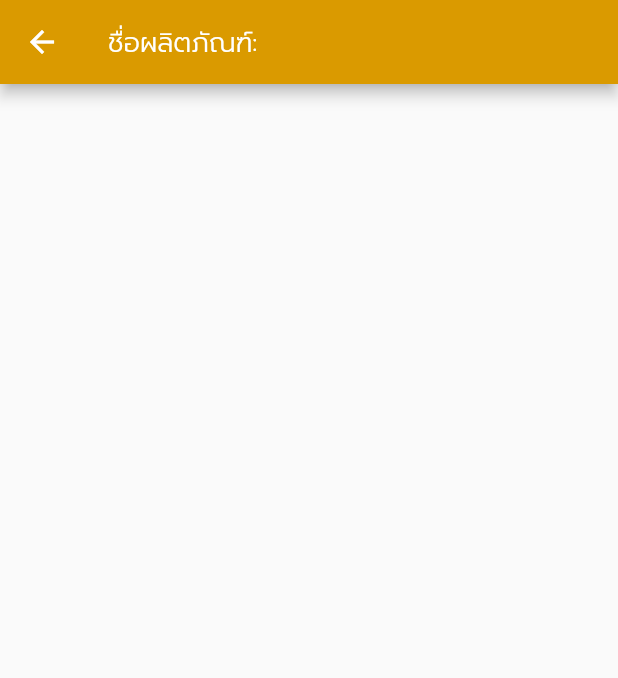
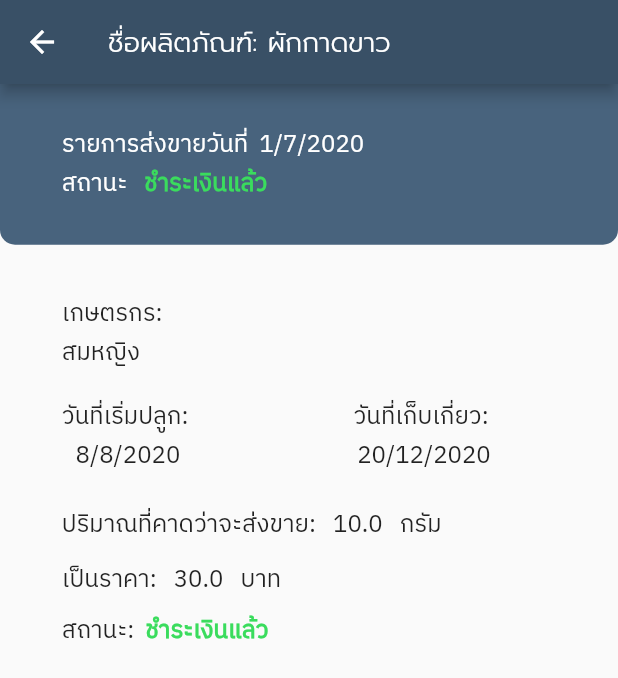
Before and after one commit to phoolego/pinto_admin_flutter, a Flutter app: the StatusWithFarmer screen opened by its route, on a phone screen of 412 x 824 dp. Shown: the top 678 px of the screen. Run offline on Flutter 3.47's test engine with Material 2 defaults, Android fonts, the phone set to English and light mode, and no system bars; our stand-ins replace dio, dropdown_search, flutter_secure_storage; accounts and stored records are empty.

Commit message:
[FEAT] add statusWithFarmer
- add checkStatus,colorStatus

```diff
--- a/lib/constant.dart
+++ b/lib/constant.dart
@@ -29,7 +29,7 @@ const kSubHeadingBoldTextStyle = TextStyle(
   fontWeight: FontWeight.bold
 );
 
-const kTextdetailGreyColor = TextStyle(
+const kTextDetailGreyColor = TextStyle(
     fontFamily: 'SansThai',
     fontSize: 14.0,
     color: mediumBlack
--- a/lib/screen/status_with_farmer.dart
+++ b/lib/screen/status_with_farmer.dart
@@ -1,30 +1,65 @@
 import 'package:flutter/material.dart';
 import 'package:pinto_admin_flutter/constant.dart';
 
-class StatusWithFarmer extends StatelessWidget {
+class StatusWithFarmer extends StatefulWidget {
+  @override
+  _StatusWithFarmerState createState() => _StatusWithFarmerState();
+}
 
-  String productName = '';
-  int status = 1;
+class _StatusWithFarmerState extends State<StatusWithFarmer> {
+  String productName = 'ผักกาดขาว';
+  int status = 3;
   String farmName = 'สมหญิง';
   String stDate = '8/8/2020';
   String edDate = '20/12/2020';
   double predictingToSale = 10;
-  double totalPrice = 30;
+  double totalPrice = 0;
   String unit = 'กรัม';
+  double pricePerUnit = 3;
+  String transportDate = '1/7/2020';
+  String strStatus = '';
 
-  String checkStatus(int status){
-    if(status==1){
-      return 'ยังไม่ได้รับผลิตภัณฑ์';
-    }else if(status==2){
-      return 'ส่งผลผลิตแล้ว';
-    }else if(status==3){
-      return 'ชำระเงินแล้ว';
-    }else{
+  String checkStatus(int status) {
+    if (status == 1) {
+      strStatus = 'ยังไม่ได้รับผลิตภัณฑ์';
+      return strStatus;
+    } else if (status == 2) {
+      strStatus = 'ส่งผลผลิตแล้ว';
+      return strStatus;
+    } else if (status == 3) {
+      strStatus = 'ชำระเงินแล้ว';
+      return strStatus;
+    } else {
       return 'INVALID';
     }
   }
 
+  Color colorStatusText(int status) {
+    if (status == 1) {
+      return notYetRed;
+    } else if (status == 2) {
+      return waitingYellow;
+    } else if (status == 3) {
+      return successGreen;
+    } else {
+      return Colors.white;
+    }
+  }
 
+  double calculateTotalPrice(double pricePerUnit) {
+    totalPrice = pricePerUnit * predictingToSale;
+    if (totalPrice == 0) {
+      print('Something wrong totalPrice = 0');
+    }
+    return totalPrice;
+  }
+
+  @override
+  void initState() {
+    // TODO: implement initState
+    checkStatus(status);
+    calculateTotalPrice(pricePerUnit);
+  }
 
   @override
   Widget build(BuildContext context) {
@@ -32,10 +67,11 @@ class StatusWithFarmer extends StatelessWidget {
     double screenWidth = MediaQuery.of(context).size.width;
     return Scaffold(
       appBar: AppBar(
-        backgroundColor: Color.fromARGB(255, 218, 154, 0),
+        backgroundColor: deepBlue,
         title: Text(
           'ชื่อผลิตภัณฑ์: $productName',
           style: kAppbarTextStyle,
+          textAlign: TextAlign.left,
         ),
         leading: IconButton(
           onPressed: () {
@@ -44,7 +80,97 @@ class StatusWithFarmer extends StatelessWidget {
           icon: Icon(Icons.arrow_back),
         ),
       ),
+      body: Container(
+        child: Column(
 
+          children: [
+            Container(
+              height: screenHeight * 0.13,
+              padding: EdgeInsets.fromLTRB(
+                  screenWidth * 0.1, 0, screenWidth * 0.1, 0),
+              decoration: BoxDecoration(
+                color: mediumBlue,
+                borderRadius: BorderRadius.only(
+                    bottomLeft: Radius.circular(10),
+                    bottomRight: Radius.circular(10)),
+              ),
+              child: Column(
+                crossAxisAlignment: CrossAxisAlignment.stretch,
+                mainAxisAlignment: MainAxisAlignment.center,
+                children: [
+                  Text(
+                    'รายการส่งขายวันที่  $transportDate',
+                    style: kContentTextWhite,
+                  ),
+                  Row(
+                    children: [
+                      Text('สถานะ   ', style: kContentTextWhite),
+                      Text(
+                        '$strStatus',
+                        style: TextStyle(
+                            fontFamily: 'SansThai',
+                            fontSize: 16.0,
+                            color: colorStatusText(status),
+                            fontWeight: FontWeight.bold),
+                      ),
+                    ],
+                  )
+                  //SizedBox(height: 10,),
+                ],
+              ),
+            ),
+            SizedBox(height: screenHeight*0.04,),
+            Container(
+              padding: EdgeInsets.fromLTRB(screenWidth*0.1, 0, screenWidth*0.2, 10),
+              child:Column(
+                crossAxisAlignment: CrossAxisAlignment.start,
+                children: [
+                  Text('เกษตรกร: \n$farmName',style: kContentTextStyle,),
+                  SizedBox(height: screenHeight*0.02,),
+                  Row(children: [
+                    Column(
+                      children: [
+                        Text('วันที่เริ่มปลูก: ',style: kContentTextStyle,),
+                        Text(stDate,style: kContentTextStyle,),
+                        SizedBox(height: screenHeight*0.02,)
+                      ],
+                    ),
+                    Expanded(child: Text(' ')),
+                    Column(
+                      children: [
+                        Text('วันที่เก็บเกี่ยว: ',style: kContentTextStyle,),
+                        Text(edDate,style: kContentTextStyle,),
+                        SizedBox(height: screenHeight*0.02,)
+                      ],
+                    )
+                  ],),
+                  Row(children: [
+                    Text('ปริมาณที่คาดว่าจะส่งขาย:   ',style: kContentTextStyle,),
+                    Text('$predictingToSale   $unit',style: kContentTextStyle,),
+                    SizedBox(height: screenHeight*0.04,)
+                  ],),
+                  Row(children: [
+                    Text('เป็นราคา:   ',style: kContentTextStyle,),
+                    Text('$totalPrice   บาท',style: kContentTextStyle),
+                    SizedBox(height: screenHeight*0.05,)
+                  ],),
+                  Row(children: [
+                    Text('สถานะ:  ',style: kContentTextStyle,),
+                    Text(
+                      '$strStatus',
+                      style: TextStyle(
+                          fontFamily: 'SansThai',
+                          fontSize: 16.0,
+                          color: colorStatusText(status),
+                          fontWeight: FontWeight.bold),
+                    ),
+                  ],),
+                ],
+              ),)
+
+          ],
+        ),
+      ),
     );
   }
 }
```
